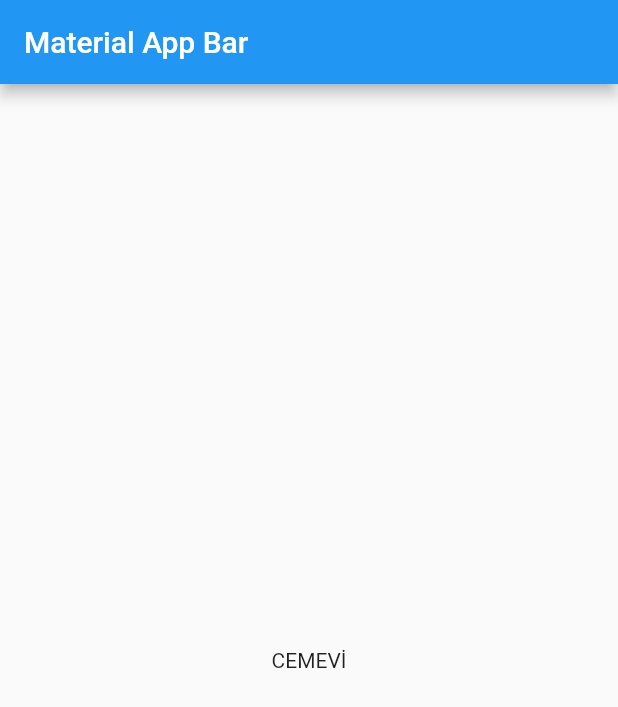
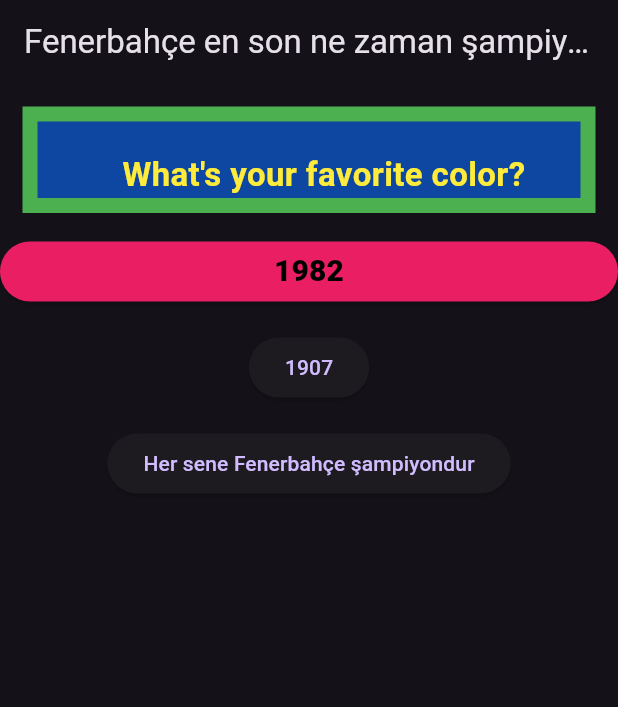
Before and after one commit to ozncelik/basic_quiz_app, a Flutter app: the screen it shows after launch, on a phone screen of 412 x 824 dp. Shown: the top 707 px of the screen. Run offline on Flutter 3.47's test engine with Material 2 defaults, Android fonts, the phone set to English and light mode, and no system bars.

```diff
--- /dev/null
+++ b/lib/deneme.dart
@@ -0,0 +1,28 @@
+import 'dart:developer';
+
+import 'package:flutter/material.dart';
+
+class Deneme extends StatelessWidget {
+  final String denemeyazisi;
+  Deneme({super.key, required this.denemeyazisi});
+
+  @override
+  Widget build(BuildContext context) {
+    return Container(
+      width: double.maxFinite,
+      margin: EdgeInsets.all(
+          15), //margin :konteyner ile komşular arası boşluk  //padding:iç boşluk   //border:kenar boşluk
+      padding: EdgeInsets.only(top: 20, left: 20),
+      decoration: BoxDecoration(
+          color: Colors.blue.shade900,
+          border: Border.all(color: Colors.green, width: 10)),
+
+      child: Text(
+        denemeyazisi,
+        style: TextStyle(
+            fontSize: 22, color: Colors.yellow, fontWeight: FontWeight.w600),
+        textAlign: TextAlign.center,
+      ),
+    );
+  }
+}
--- a/lib/main.dart
+++ b/lib/main.dart
@@ -1,20 +1,74 @@
 import 'package:flutter/material.dart';
 
-void main() => runApp(const MyApp());
+import 'deneme.dart';
 
-class MyApp extends StatelessWidget {
-  const MyApp({super.key});
+void main() {
+  runApp(MyApp());
+}
+
+//class: içinde ne tanımladıysak çağırmamıza yarayan kod     extends:sınıfın içinden sınıf çağırmak   statefulwidget /stateleswidget: yeniden render olabilen7olamayan
+class MyApp extends StatefulWidget {
+  @override
+  State<MyApp> createState() => _MyAppState();
+  //state: anlık görüntü
+}
+
+class _MyAppState extends State<MyApp> {
+  var questionIndex = 0;
+  var questions = [
+    'What\'s your favorite color?',
+    'What\'s your favorite animal?',
+  ];
+  void answerQuestion() {
+    setState(() {
+      questionIndex == 0 ? questionIndex++ : questionIndex--;
+    });
+  }
 
   @override
   Widget build(BuildContext context) {
     return MaterialApp(
-      title: 'Material App',
+      theme: ThemeData.dark(
+        //theme : tema              ThemeData.dark:koyu tema  ThemeData.light: açık tema
+        useMaterial3:
+            true, //useMaterial  : yeni dizayn özelliklerini otamatik kullanma          true: kullansın
+      ),
       home: Scaffold(
+        //scaffold : iskele
         appBar: AppBar(
-          title: const Text('Material App Bar'),
+          title: const Text('Fenerbahçe en son ne zaman şampiyon olmuştur? '),
         ),
-        body: const Center(
-          child: Text('CEMEVİ'),
+        body: Column(
+          children: [
+            Deneme(denemeyazisi: questions[questionIndex]),
+            Container(
+              width: double.infinity,
+              child: ElevatedButton(
+                style: ButtonStyle(
+                    backgroundColor: MaterialStateProperty.all(Colors.pink),
+                    foregroundColor: MaterialStateProperty.all(Colors.black)),
+                onPressed: answerQuestion,
+                child: Text(
+                  '1982',
+                  style: TextStyle(fontSize: 20, fontWeight: FontWeight.w900),
+                ),
+              ),
+            ),
+            Padding(
+              padding: EdgeInsets.symmetric(vertical: 16),
+              child: ElevatedButton(
+                onPressed: () => print("yanlış"),
+                child: Text('1907'),
+              ),
+            ),
+            ElevatedButton(
+              onPressed: () {
+                // ...
+                print("doğru cevap");
+              },
+              child: Text('Her sene Fenerbahçe şampiyondur'),
+            ),
+          ],
         ),
       ),
     );
```
